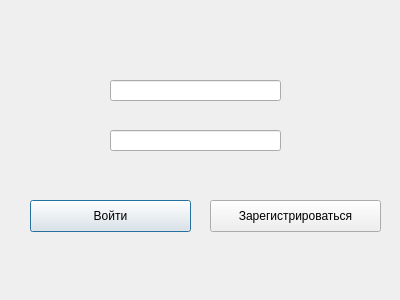
The window that qdialog.ui (truesweeter/financialmanager_qt) describes before a commit, drawn with Qt 5.
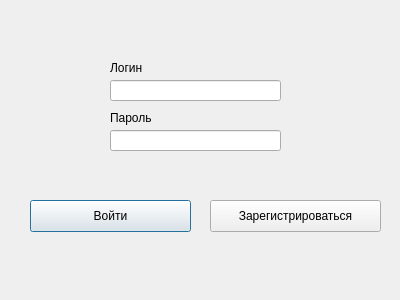
The same window after the commit.

Diff of the .ui file:
```diff
--- a/qdialog.ui
+++ b/qdialog.ui
@@ -75,6 +75,32 @@
     <set>Qt::AlignCenter</set>
    </property>
   </widget>
+  <widget class="QLabel" name="label">
+   <property name="geometry">
+    <rect>
+     <x>110</x>
+     <y>60</y>
+     <width>60</width>
+     <height>16</height>
+    </rect>
+   </property>
+   <property name="text">
+    <string>Логин</string>
+   </property>
+  </widget>
+  <widget class="QLabel" name="label_2">
+   <property name="geometry">
+    <rect>
+     <x>110</x>
+     <y>110</y>
+     <width>60</width>
+     <height>16</height>
+    </rect>
+   </property>
+   <property name="text">
+    <string>Пароль</string>
+   </property>
+  </widget>
  </widget>
  <resources/>
  <connections/>
```
